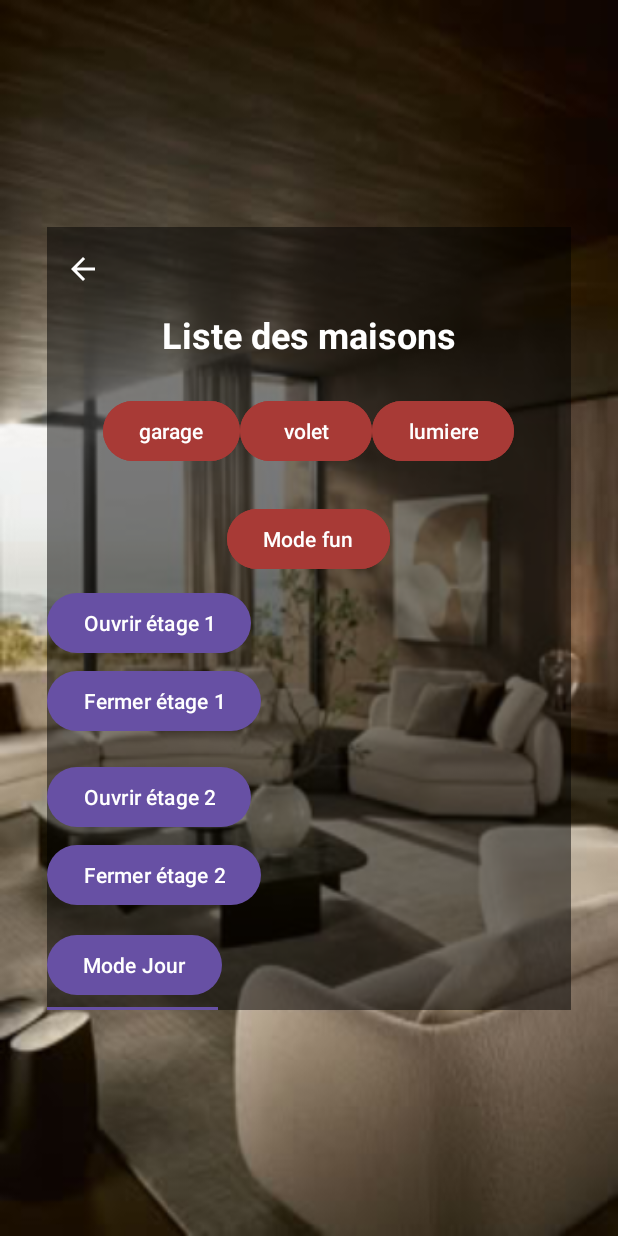
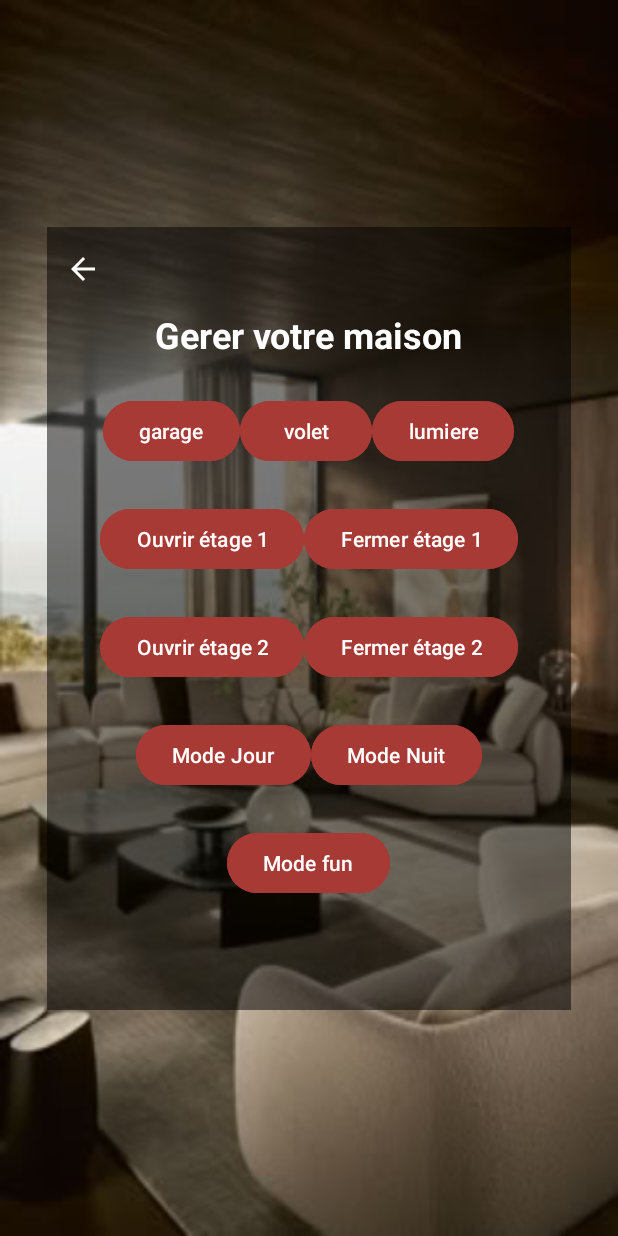
Before and after one commit to maku25/chalet_moderne, an Android app: the HouseDevicesActivity screen opened directly, with no data from a screen before it, on a phone screen of 412 x 824 dp. Run offline under Robolectric (Android 15) with nearby library versions, the phone set to English and light mode, and no system bars; 1 statement that could not run was skipped.

Commit message:
layout fix

```diff
--- a/app/src/main/res/layout/activity_house_devices.xml
+++ b/app/src/main/res/layout/activity_house_devices.xml
@@ -39,7 +39,7 @@
                 android:layout_width="wrap_content"
                 android:layout_height="wrap_content"
                 android:layout_gravity="center"
-                android:text="Liste des maisons"
+                android:text="Gerer votre maison"
                 android:textColor="@color/white"
                 android:textSize="24sp"
                 android:textStyle="bold"/>
@@ -77,6 +77,82 @@
 
             </LinearLayout>
 
+            <LinearLayout
+                android:layout_width="wrap_content"
+                android:layout_height="wrap_content"
+                android:orientation="horizontal"
+                android:layout_gravity="center"
+                android:layout_marginTop="24dp">
+
+                <Button
+                    android:layout_width="wrap_content"
+                    android:layout_height="wrap_content"
+                    android:layout_gravity="center"
+                    android:backgroundTint="#A83A36"
+                    android:onClick="onOuvrirEtage1"
+                    android:text="Ouvrir étage 1" />
+
+                <Button
+                    android:layout_width="wrap_content"
+                    android:layout_height="wrap_content"
+                    android:layout_gravity="center"
+                    android:backgroundTint="#A83A36"
+                    android:onClick="onFermerEtage1"
+                    android:text="Fermer étage 1" />
+
+            </LinearLayout>
+
+            <LinearLayout
+                android:layout_width="wrap_content"
+                android:layout_height="wrap_content"
+                android:orientation="horizontal"
+                android:layout_gravity="center"
+                android:layout_marginTop="24dp">
+
+                <Button
+                    android:layout_width="wrap_content"
+                    android:layout_height="wrap_content"
+                    android:layout_gravity="center"
+                    android:backgroundTint="#A83A36"
+                    android:onClick="onOuvrirEtage2"
+                    android:text="Ouvrir étage 2" />
+
+                <Button
+                    android:layout_width="wrap_content"
+                    android:layout_height="wrap_content"
+                    android:layout_gravity="center"
+                    android:backgroundTint="#A83A36"
+                    android:onClick="onFermerEtage2"
+                    android:text="Fermer étage 2" />
+            </LinearLayout>
+
+            <LinearLayout
+                android:layout_width="wrap_content"
+                android:layout_height="wrap_content"
+                android:orientation="horizontal"
+                android:layout_gravity="center"
+                android:layout_marginTop="24dp">
+
+                <Button
+                    android:id="@+id/btnModeJour"
+                    android:layout_width="wrap_content"
+                    android:layout_height="wrap_content"
+                    android:layout_gravity="center"
+                    android:backgroundTint="#A83A36"
+                    android:onClick="onButtonModeJour"
+                    android:text="Mode Jour" />
+
+                <Button
+                    android:id="@+id/btnModeNuit"
+                    android:layout_width="wrap_content"
+                    android:layout_height="wrap_content"
+                    android:layout_gravity="center"
+                    android:backgroundTint="#A83A36"
+                    android:onClick="onButtonModeNuit"
+                    android:text="Mode Nuit" />
+            </LinearLayout>
+
+
             <Button
                 android:id="@+id/btnFunMode"
                 android:layout_width="wrap_content"
@@ -88,51 +164,6 @@
                 android:text="Mode fun" />
 
 
-            <Button
-                android:layout_width="wrap_content"
-                android:layout_height="wrap_content"
-                android:text="Ouvrir étage 1"
-                android:layout_marginTop="8dp"
-                android:onClick="onOuvrirEtage1" />
-
-            <Button
-                android:layout_width="wrap_content"
-                android:layout_height="wrap_content"
-                android:text="Fermer étage 1"
-                android:layout_marginTop="4dp"
-                android:onClick="onFermerEtage1" />
-
-            <Button
-                android:layout_width="wrap_content"
-                android:layout_height="wrap_content"
-                android:text="Ouvrir étage 2"
-                android:layout_marginTop="16dp"
-                android:onClick="onOuvrirEtage2" />
-
-            <Button
-                android:layout_width="wrap_content"
-                android:layout_height="wrap_content"
-                android:text="Fermer étage 2"
-                android:layout_marginTop="4dp"
-                android:onClick="onFermerEtage2" />
-
-            <Button
-                android:id="@+id/btnModeJour"
-                android:layout_width="wrap_content"
-                android:layout_height="wrap_content"
-                android:layout_marginTop="12dp"
-                android:text="Mode Jour"
-                android:onClick="onButtonModeJour" />
-
-            <Button
-                android:id="@+id/btnModeNuit"
-                android:layout_width="wrap_content"
-                android:layout_height="wrap_content"
-                android:layout_marginTop="4dp"
-                android:text="Mode Nuit"
-                android:onClick="onButtonModeNuit" />
-
-
         </LinearLayout>
     </LinearLayout>
 
```
Also changed, not shown: app/src/main/res/layout/activity_house_device_shutters.xml (+62 -10 lines), app/src/main/res/drawable/ic_garage.jpg (added), app/src/main/res/drawable/ic_lumiere.jpeg (added), app/src/main/res/drawable/ic_volet.jpg (added).
